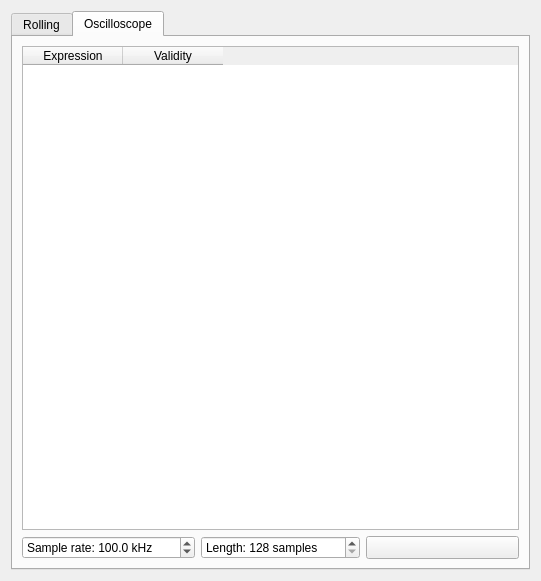
Before: the Qt Designer form manualinputdialog.ui in jirimaier/DataPlotter, drawn with Qt 5.
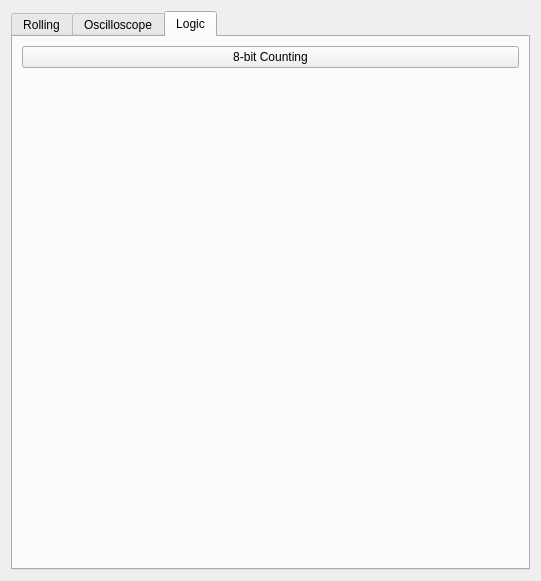
After: the same form once the commit is applied. Icons and pictures are not drawn.

Commit message: simulated osc fixes

Diff of the .ui file:
```diff
--- a/manualinputdialog.ui
+++ b/manualinputdialog.ui
@@ -17,7 +17,7 @@
    <item>
     <widget class="QTabWidget" name="tabWidget">
      <property name="currentIndex">
-      <number>1</number>
+      <number>2</number>
      </property>
      <widget class="QWidget" name="Rolling">
       <attribute name="title">
@@ -343,6 +343,33 @@
        </item>
       </layout>
      </widget>
+     <widget class="QWidget" name="logic">
+      <attribute name="title">
+       <string>Logic</string>
+      </attribute>
+      <layout class="QVBoxLayout" name="verticalLayout_3">
+       <item>
+        <widget class="QPushButton" name="pushButton">
+         <property name="text">
+          <string>8-bit Counting</string>
+         </property>
+        </widget>
+       </item>
+       <item>
+        <spacer name="verticalSpacer">
+         <property name="orientation">
+          <enum>Qt::Vertical</enum>
+         </property>
+         <property name="sizeHint" stdset="0">
+          <size>
+           <width>20</width>
+           <height>461</height>
+          </size>
+         </property>
+        </spacer>
+       </item>
+      </layout>
+     </widget>
     </widget>
    </item>
   </layout>
```
The commit also changes 2 other files.
